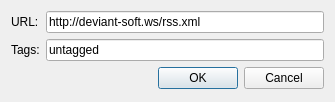
Above: src/plugins/aggregator/addfeed.ui from 0xd34df00d/leechcraft before the change. Below: the same form after it.
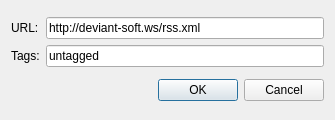
That is the form after the change. Icons and pictures are not drawn. Custom widgets are drawn as their Qt base class.

Diff of the .ui file:
```diff
--- a/src/plugins/aggregator/addfeed.ui
+++ b/src/plugins/aggregator/addfeed.ui
@@ -6,7 +6,7 @@
     <x>0</x>
     <y>0</y>
     <width>335</width>
-    <height>102</height>
+    <height>120</height>
    </rect>
   </property>
   <property name="windowTitle" >
@@ -54,7 +54,7 @@
       <enum>Qt::Horizontal</enum>
      </property>
      <property name="standardButtons" >
-      <set>QDialogButtonBox::Cancel|QDialogButtonBox::NoButton|QDialogButtonBox::Ok</set>
+      <set>QDialogButtonBox::Cancel|QDialogButtonBox::Ok</set>
      </property>
     </widget>
    </item>
```
Left out of the diff: 9 changed lines with no effect on the pictures.
